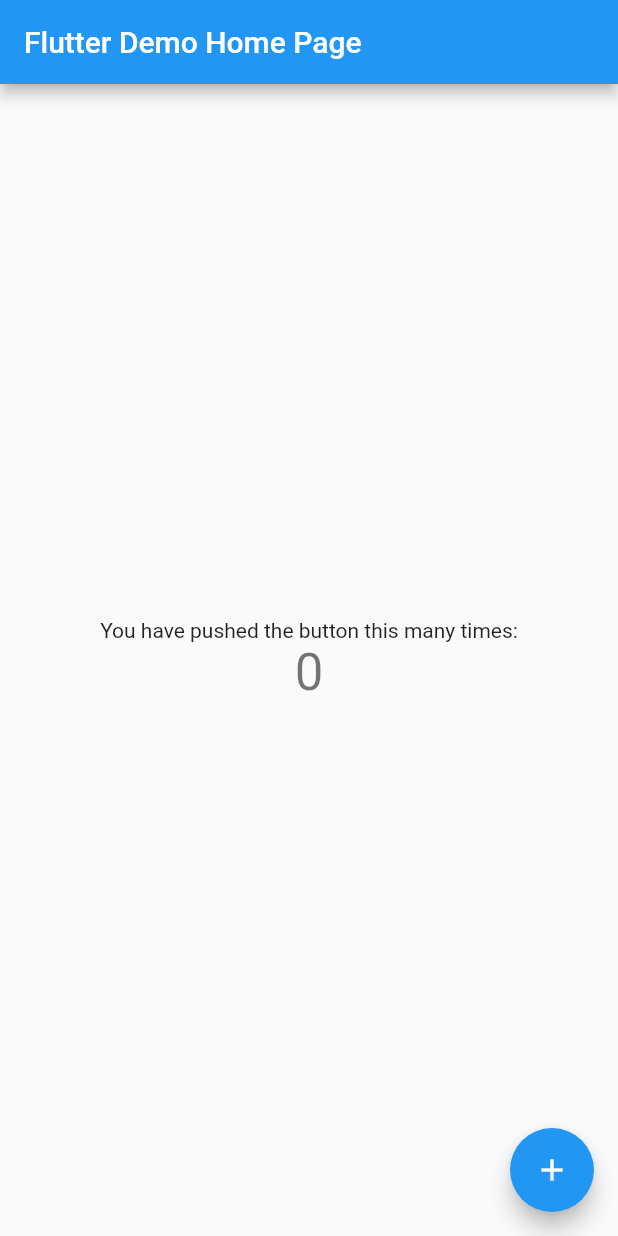
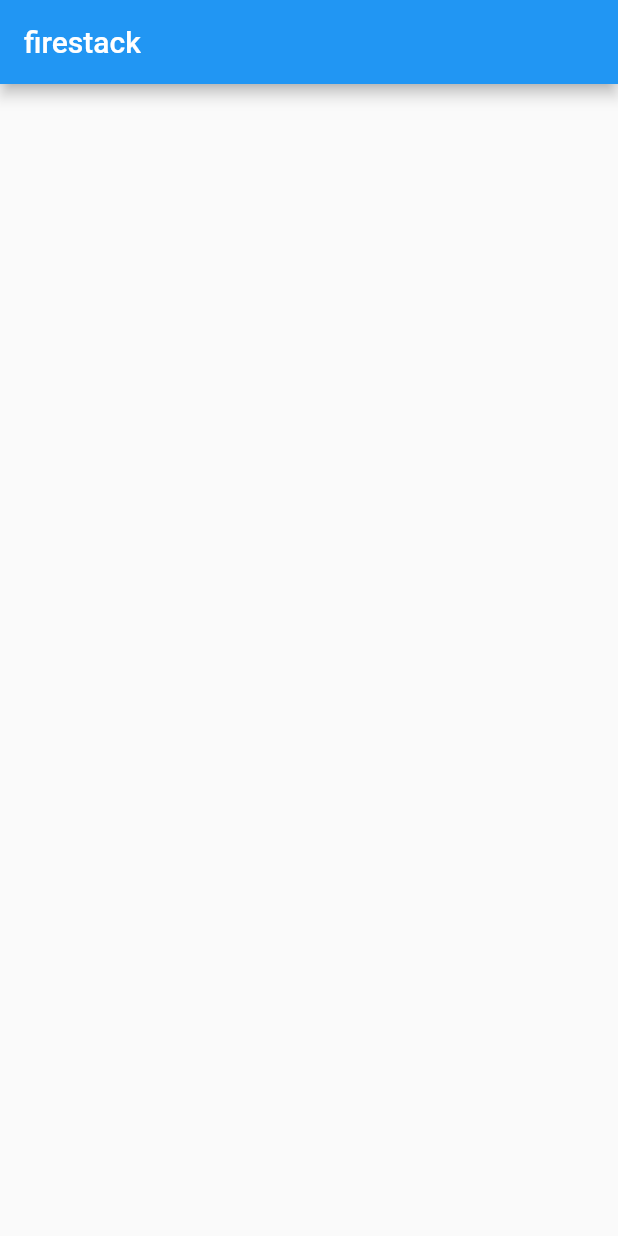
Before and after one commit to 0xpeanutbutter/firestack, a Flutter app: the screen it shows after launch, on a phone screen of 412 x 824 dp. Run offline on Flutter 3.47's test engine with Material 2 defaults, Android fonts, the phone set to English and light mode, and no system bars.

Commit message:
init stuff

```diff
--- a/lib/main.dart
+++ b/lib/main.dart
@@ -5,39 +5,20 @@
 }
 
 class MyApp extends StatelessWidget {
-  // This widget is the root of your application.
   @override
   Widget build(BuildContext context) {
     return MaterialApp(
-      title: 'Flutter Demo',
+      title: 'Firestack',
       theme: ThemeData(
-        // This is the theme of your application.
-        //
-        // Try running your application with "flutter run". You'll see the
-        // application has a blue toolbar. Then, without quitting the app, try
-        // changing the primarySwatch below to Colors.green and then invoke
-        // "hot reload" (press "r" in the console where you ran "flutter run",
-        // or simply save your changes to "hot reload" in a Flutter IDE).
-        // Notice that the counter didn't reset back to zero; the application
-        // is not restarted.
         primarySwatch: Colors.blue,
       ),
-      home: MyHomePage(title: 'Flutter Demo Home Page'),
+      home: MyHomePage(title: 'firestack'),
     );
   }
 }
 
 class MyHomePage extends StatefulWidget {
   MyHomePage({Key? key, required this.title}) : super(key: key);
-
-  // This widget is the home page of your application. It is stateful, meaning
-  // that it has a State object (defined below) that contains fields that affect
-  // how it looks.
-
-  // This class is the configuration for the state. It holds the values (in this
-  // case the title) provided by the parent (in this case the App widget) and
-  // used by the build method of the State. Fields in a Widget subclass are
-  // always marked "final".
 
   final String title;
 
@@ -46,68 +27,13 @@
 }
 
 class _MyHomePageState extends State<MyHomePage> {
-  int _counter = 0;
-
-  void _incrementCounter() {
-    setState(() {
-      // This call to setState tells the Flutter framework that something has
-      // changed in this State, which causes it to rerun the build method below
-      // so that the display can reflect the updated values. If we changed
-      // _counter without calling setState(), then the build method would not be
-      // called again, and so nothing would appear to happen.
-      _counter++;
-    });
-  }
-
   @override
   Widget build(BuildContext context) {
-    // This method is rerun every time setState is called, for instance as done
-    // by the _incrementCounter method above.
-    //
-    // The Flutter framework has been optimized to make rerunning build methods
-    // fast, so that you can just rebuild anything that needs updating rather
-    // than having to individually change instances of widgets.
     return Scaffold(
       appBar: AppBar(
-        // Here we take the value from the MyHomePage object that was created by
-        // the App.build method, and use it to set our appbar title.
         title: Text(widget.title),
       ),
-      body: Center(
-        // Center is a layout widget. It takes a single child and positions it
-        // in the middle of the parent.
-        child: Column(
-          // Column is also a layout widget. It takes a list of children and
-          // arranges them vertically. By default, it sizes itself to fit its
-          // children horizontally, and tries to be as tall as its parent.
-          //
-          // Invoke "debug painting" (press "p" in the console, choose the
-          // "Toggle Debug Paint" action from the Flutter Inspector in Android
-          // Studio, or the "Toggle Debug Paint" command in Visual Studio Code)
-          // to see the wireframe for each widget.
-          //
-          // Column has various properties to control how it sizes itself and
-          // how it positions its children. Here we use mainAxisAlignment to
-          // center the children vertically; the main axis here is the vertical
-          // axis because Columns are vertical (the cross axis would be
-          // horizontal).
-          mainAxisAlignment: MainAxisAlignment.center,
-          children: <Widget>[
-            Text(
-              'You have pushed the button this many times:',
-            ),
-            Text(
-              '$_counter',
-              style: Theme.of(context).textTheme.headline4,
-            ),
-          ],
-        ),
-      ),
-      floatingActionButton: FloatingActionButton(
-        onPressed: _incrementCounter,
-        tooltip: 'Increment',
-        child: Icon(Icons.add),
-      ), // This trailing comma makes auto-formatting nicer for build methods.
+      body: Center(),
     );
   }
 }
```
